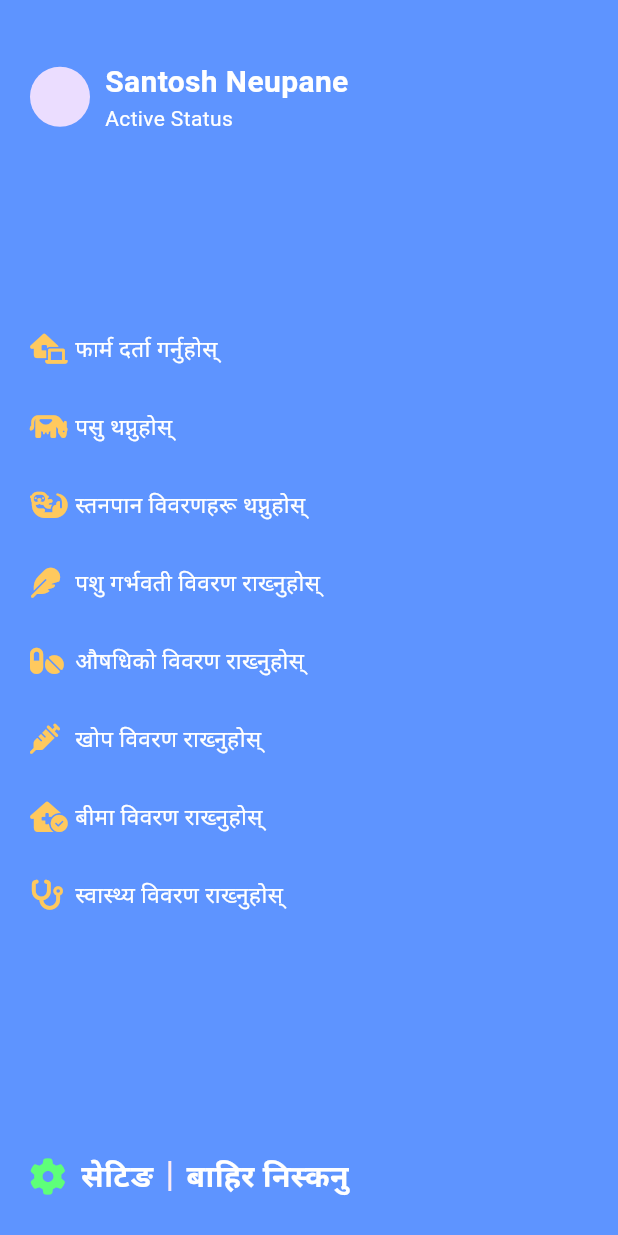
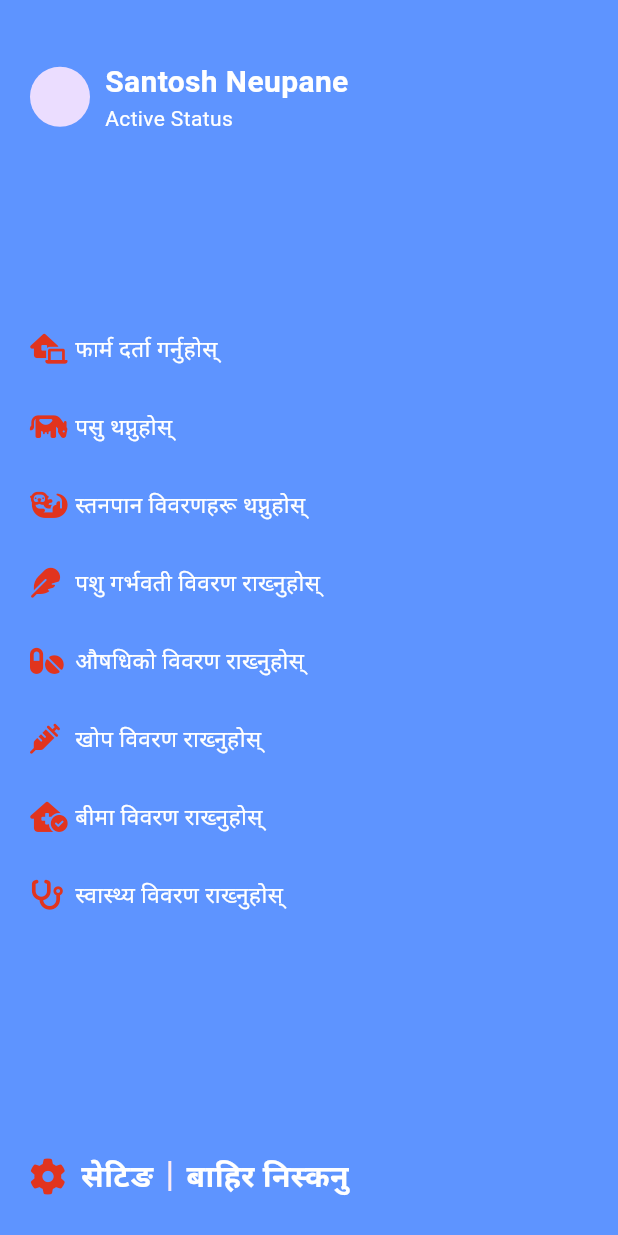
Before and after one commit to Santosh-NPL/Farm, a Flutter app: the DrawerScreen screen opened directly, on a phone screen of 412 x 824 dp. Run offline on Flutter 3.47's test engine with Material 3 defaults, Android fonts, the phone set to English and light mode, and no system bars; our stand-ins replace curved_navigation_bar, fluttertoast, font_awesome_flutter, get, shared_preferences; missing offline and left inert: dart:ffi; accounts and stored records are empty; project files that could hold a hidden picture were left out.

Commit message:
normal change

```diff
--- a/lib/app/controller/dashboard/dashboard_controller.dart
+++ b/lib/app/controller/dashboard/dashboard_controller.dart
@@ -3,6 +3,7 @@ import 'package:farm/repo/dashboard/dashboard_Api_call.dart';
 import 'package:farm/repo/login_repo/login_repo.dart';
 import 'package:farm/utils/utils.dart';
 import 'package:get/get.dart';
+import 'package:shared_preferences/shared_preferences.dart';
 
 class DashboardController extends GetxController{
 
@@ -25,4 +26,6 @@ class DashboardController extends GetxController{
 
 
 
+
+
 }
--- a/lib/view/dashboard/setting/drawer_screen.dart
+++ b/lib/view/dashboard/setting/drawer_screen.dart
@@ -47,7 +47,7 @@ class _DrawerScreenState extends State<DrawerScreen> {
                     padding: const EdgeInsets.only(bottom: 30),
                     child: Row(
                       children: [
-                        Icon(element['icon'], size: 20, color: AppColor.menuIcon,),
+                        Icon(element['icon'], size: 20, color: AppColor.checkColor,),
                         SizedBox(width: 10,),
                         Text(element['title'], style: TextStyle(fontSize: 15, color: AppColor.white),)
                       ],
@@ -57,7 +57,7 @@ class _DrawerScreenState extends State<DrawerScreen> {
                 ),
                 Row(
                   children: [
-                    Icon(FontAwesomeIcons.cog, color: AppColor.menuSecondIcon,),
+                    Icon(FontAwesomeIcons.cog, color: AppColor.checkColor,),
                     SizedBox(width: 10,),
                     Text('setting'.tr,
                         style: TextStyle(fontSize: 20, color: AppColor.white, fontWeight: FontWeight.bold)
@@ -67,7 +67,13 @@ class _DrawerScreenState extends State<DrawerScreen> {
                       width: 2, height: 20, color: AppColor.mainColor,
                     ),
                     SizedBox(width: 10,),
-                    Text("log_out".tr, style: TextStyle(fontSize: 20, color: AppColor.white, fontWeight: FontWeight.bold))
+                    InkWell(
+                        onTap: (){
+
+
+
+                        },
+                        child: Text("log_out".tr, style: TextStyle(fontSize: 20, color: AppColor.white, fontWeight: FontWeight.bold)))
                   ],
                 )
               ],
```
